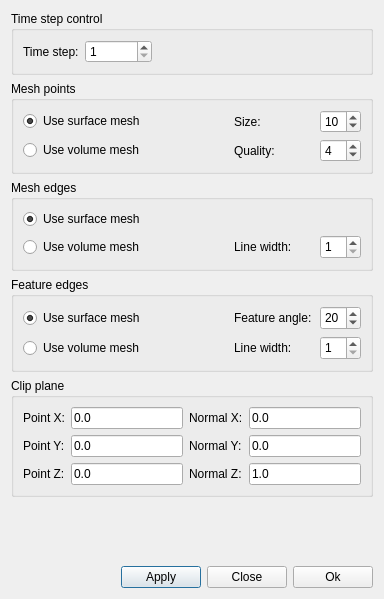
First picture: the form in ElmerGUI/vtkpost/preferences.ui, repository tehnick/elmerfem, before the edit.
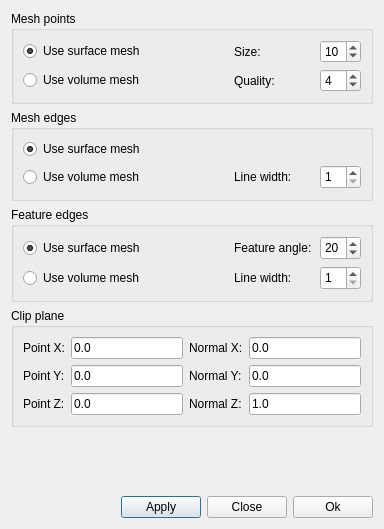
Second picture: the form after the edit. Icons and pictures are not drawn.

Commit message: ElmerGUI: Added time step controls into the edit menu of postprocessor

What changed in the file:
```diff
--- a/ElmerGUI/vtkpost/preferences.ui
+++ b/ElmerGUI/vtkpost/preferences.ui
@@ -6,7 +6,7 @@
     <x>0</x>
     <y>0</y>
     <width>380</width>
-    <height>599</height>
+    <height>529</height>
    </rect>
   </property>
   <property name="windowTitle" >
@@ -16,55 +16,6 @@
    <iconset resource="../ElmerGUI.qrc" >:/icons/Mesh3D.png</iconset>
   </property>
   <layout class="QVBoxLayout" >
-   <item>
-    <widget class="QGroupBox" name="timeStepControlGroup" >
-     <property name="title" >
-      <string>Time step control</string>
-     </property>
-     <layout class="QVBoxLayout" >
-      <item>
-       <layout class="QHBoxLayout" >
-        <item>
-         <widget class="QLabel" name="timeStepLabel" >
-          <property name="text" >
-           <string>Time step:</string>
-          </property>
-         </widget>
-        </item>
-        <item>
-         <widget class="QSpinBox" name="timeStep" >
-          <property name="maximumSize" >
-           <size>
-            <width>16777215</width>
-            <height>24</height>
-           </size>
-          </property>
-          <property name="minimum" >
-           <number>1</number>
-          </property>
-          <property name="maximum" >
-           <number>99999999</number>
-          </property>
-         </widget>
-        </item>
-        <item>
-         <spacer>
-          <property name="orientation" >
-           <enum>Qt::Horizontal</enum>
-          </property>
-          <property name="sizeHint" >
-           <size>
-            <width>40</width>
-            <height>20</height>
-           </size>
-          </property>
-         </spacer>
-        </item>
-       </layout>
-      </item>
-     </layout>
-    </widget>
-   </item>
    <item>
     <widget class="QGroupBox" name="meshPointsGroup" >
      <property name="title" >
```
The commit also changes 7 other files.
